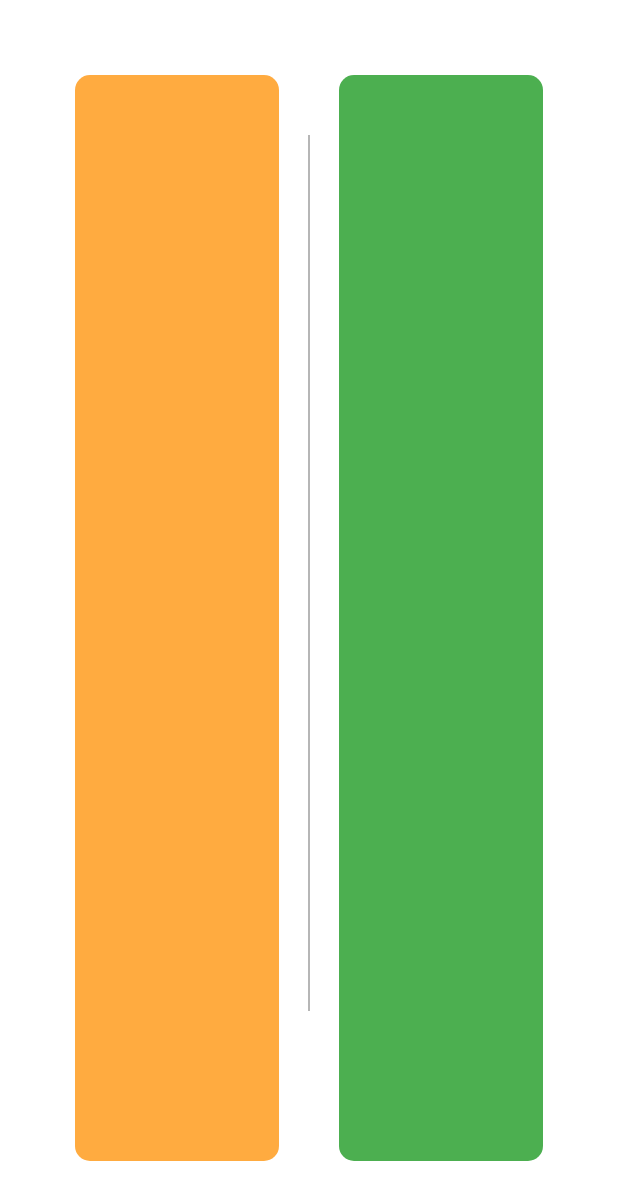
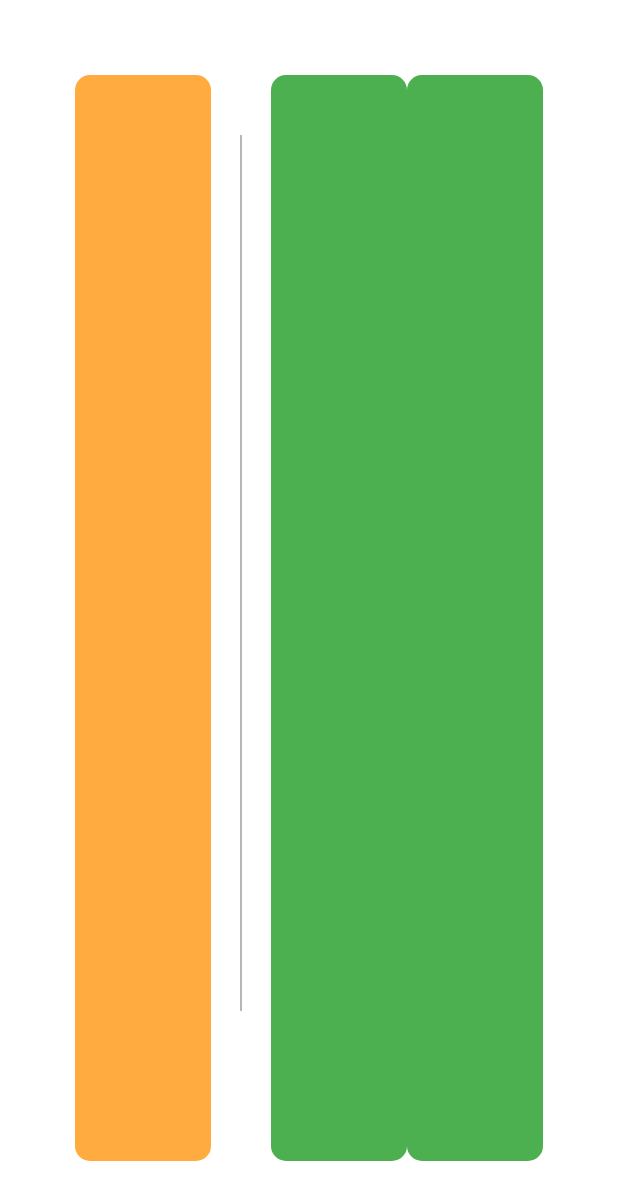
Before and after one commit to zalkary4/flutter_widgets_collections_03, a Flutter app: the screen it shows after launch, on a phone screen of 412 x 824 dp. Shown: the top 1200 px of the screen. Run offline on Flutter 3.47's test engine with Material 2 defaults, Android fonts, the phone set to English and light mode, and no system bars.

Commit message:
W  vertical divider

```diff
--- a/lib/vertical_divider_widget01.dart
+++ b/lib/vertical_divider_widget01.dart
@@ -33,6 +33,12 @@ class _VerticalDividerWidget01State extends State<VerticalDividerWidget01> {
               borderRadius: BorderRadius.circular(10),
               color: Colors.green
             ),
+          )),
+          Expanded(child: Container(
+            decoration: BoxDecoration(
+              borderRadius: BorderRadius.circular(10),
+              color: Colors.green
+            ),
           ))
         ],
       ),
```
